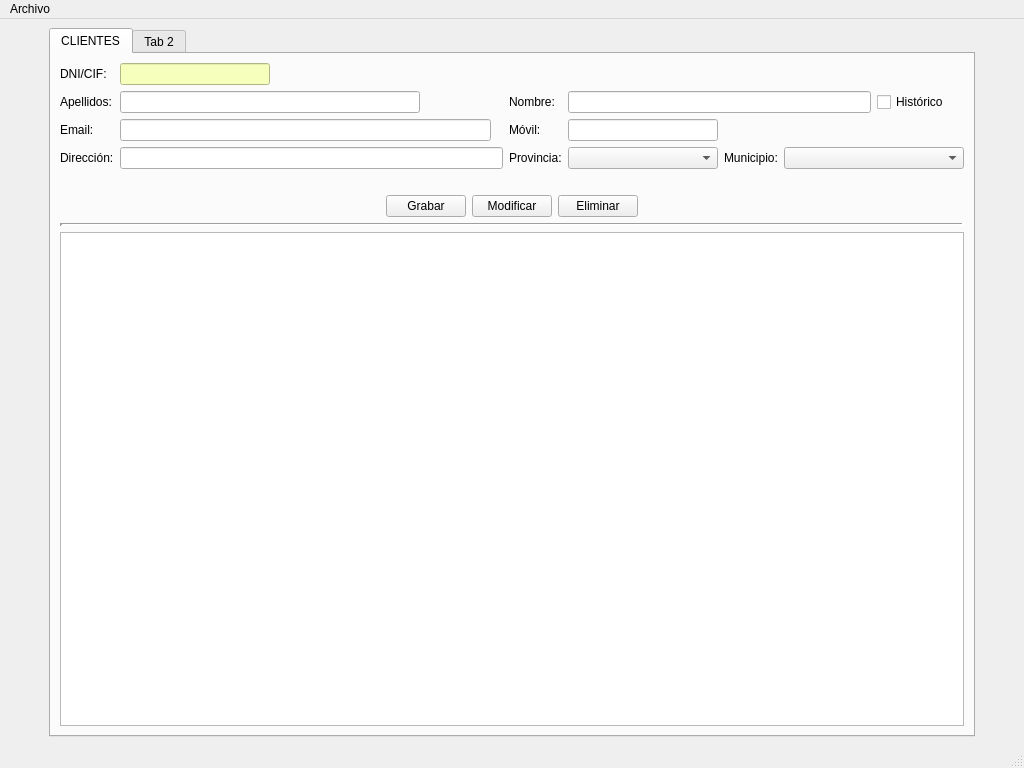
Jorgedehaz/DI, file venPrincipal.ui: the form before one commit.
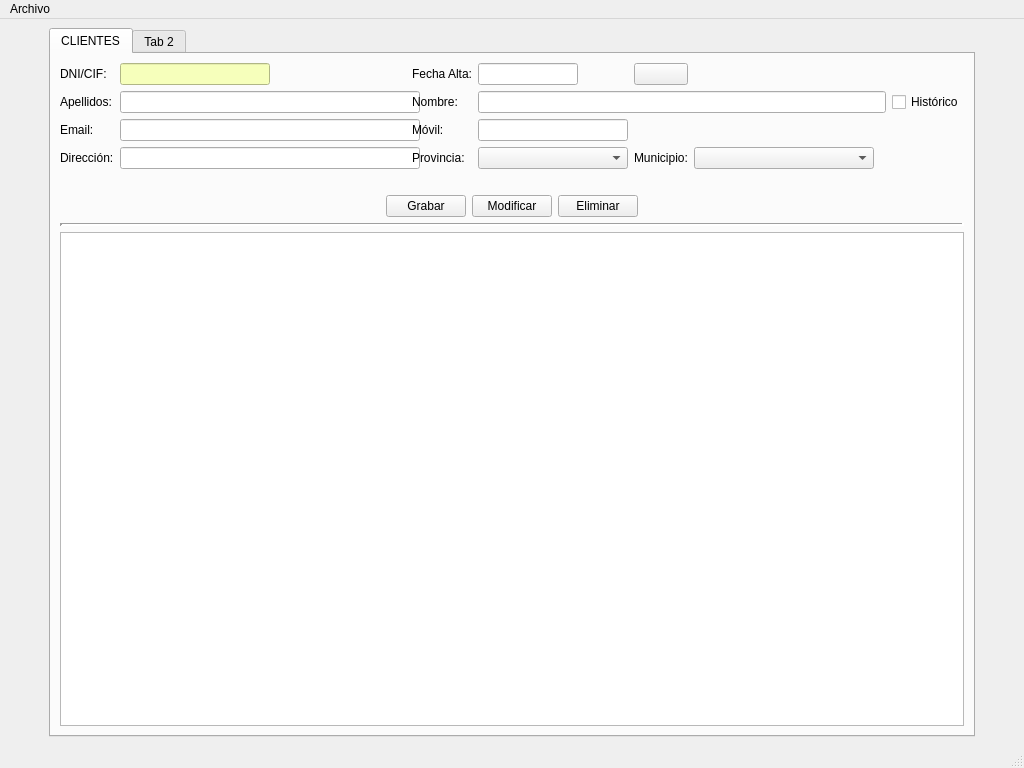
The form after the commit. Icons and pictures are not drawn.

The edit to the form file:
```diff
--- a/venPrincipal.ui
+++ b/venPrincipal.ui
@@ -21,7 +21,7 @@
   </property>
   <property name="windowIcon">
    <iconset>
-    <normaloff>img/iconoInmo.ico</normaloff>img/iconoInmo.ico</iconset>
+    <normaloff>../../../../.designer/backup/img/iconoInmo.ico</normaloff>../../../../.designer/backup/img/iconoInmo.ico</iconset>
   </property>
   <property name="layoutDirection">
    <enum>Qt::LeftToRight</enum>
@@ -90,33 +90,10 @@
        <layout class="QVBoxLayout" name="verticalLayout">
         <item>
          <layout class="QGridLayout" name="gridLayout_2">
-          <item row="2" column="0">
-           <widget class="QLabel" name="lblEmailcli">
+          <item row="0" column="0">
+           <widget class="QLabel" name="lblDni">
             <property name="text">
-             <string>Email:</string>
-            </property>
-           </widget>
-          </item>
-          <item row="1" column="5" colspan="3">
-           <widget class="QLineEdit" name="txtNomcli">
-            <property name="minimumSize">
-             <size>
-              <width>150</width>
-              <height>0</height>
-             </size>
-            </property>
-           </widget>
-          </item>
-          <item row="3" column="4">
-           <widget class="QLabel" name="lblProvcli">
-            <property name="minimumSize">
-             <size>
-              <width>0</width>
-              <height>0</height>
-             </size>
-            </property>
-            <property name="text">
-             <string>Provincia:</string>
+             <string>DNI/CIF:</string>
             </property>
            </widget>
           </item>
@@ -130,17 +107,7 @@
             </property>
            </widget>
           </item>
-          <item row="3" column="7" colspan="2">
-           <widget class="QComboBox" name="cmbMunicli">
-            <property name="minimumSize">
-             <size>
-              <width>180</width>
-              <height>0</height>
-             </size>
-            </property>
-           </widget>
-          </item>
-          <item row="3" column="5">
+          <item row="3" column="6">
            <widget class="QComboBox" name="cmbProvcli">
             <property name="minimumSize">
              <size>
@@ -150,17 +117,26 @@
             </property>
            </widget>
           </item>
-          <item row="3" column="6">
-           <widget class="QLabel" name="lblMunicli">
+          <item row="1" column="11">
+           <widget class="QCheckBox" name="chkHistoriacli">
             <property name="text">
-             <string>Municipio:</string>
+             <string>Histórico</string>
             </property>
            </widget>
           </item>
-          <item row="0" column="0">
-           <widget class="QLabel" name="lblDni">
-            <property name="text">
-             <string>DNI/CIF:</string>
+          <item row="1" column="1">
+           <widget class="QLineEdit" name="txtDnicli_2">
+            <property name="minimumSize">
+             <size>
+              <width>300</width>
+              <height>0</height>
+             </size>
+            </property>
+            <property name="maximumSize">
+             <size>
+              <width>300</width>
+              <height>16777215</height>
+             </size>
             </property>
            </widget>
           </item>
@@ -171,22 +147,6 @@
             </property>
            </widget>
           </item>
-          <item row="1" column="1">
-           <widget class="QLineEdit" name="txtDnicli_2">
-            <property name="minimumSize">
-             <size>
-              <width>300</width>
-              <height>0</height>
-             </size>
-            </property>
-            <property name="maximumSize">
-             <size>
-              <width>300</width>
-              <height>16777215</height>
-             </size>
-            </property>
-           </widget>
-          </item>
           <item row="0" column="1">
            <widget class="QLineEdit" name="txtDnicli">
             <property name="minimumSize">
@@ -204,19 +164,8 @@
             <property name="styleSheet">
              <string notr="true">background-color:rgb(246, 255, 187);</string>
             </property>
-           </widget>
-          </item>
-          <item row="1" column="8">
-           <widget class="QCheckBox" name="chkHistoriacli">
             <property name="text">
-             <string>Histórico</string>
-            </property>
-           </widget>
-          </item>
-          <item row="3" column="0">
-           <widget class="QLabel" name="lblDircli">
-            <property name="text">
-             <string>Dirección:</string>
+             <string/>
             </property>
            </widget>
           </item>
@@ -237,22 +186,6 @@
             </property>
            </widget>
           </item>
-          <item row="2" column="5">
-           <widget class="QLineEdit" name="txtMovilcli">
-            <property name="minimumSize">
-             <size>
-              <width>150</width>
-              <height>0</height>
-             </size>
-            </property>
-            <property name="maximumSize">
-             <size>
-              <width>150</width>
-              <height>16777215</height>
-             </size>
-            </property>
-           </widget>
-          </item>
           <item row="1" column="4">
            <widget class="QLabel" name="lblNomcli">
             <property name="text">
@@ -260,6 +193,119 @@
             </property>
            </widget>
           </item>
+          <item row="3" column="0">
+           <widget class="QLabel" name="lblDircli">
+            <property name="text">
+             <string>Dirección:</string>
+            </property>
+           </widget>
+          </item>
+          <item row="2" column="6">
+           <widget class="QLineEdit" name="txtMovilcli">
+            <property name="minimumSize">
+             <size>
+              <width>150</width>
+              <height>0</height>
+             </size>
+            </property>
+            <property name="maximumSize">
+             <size>
+              <width>150</width>
+              <height>16777215</height>
+             </size>
+            </property>
+           </widget>
+          </item>
+          <item row="2" column="0">
+           <widget class="QLabel" name="lblEmailcli">
+            <property name="text">
+             <string>Email:</string>
+            </property>
+           </widget>
+          </item>
+          <item row="1" column="6" colspan="5">
+           <widget class="QLineEdit" name="txtNomcli">
+            <property name="minimumSize">
+             <size>
+              <width>150</width>
+              <height>0</height>
+             </size>
+            </property>
+           </widget>
+          </item>
+          <item row="3" column="4">
+           <widget class="QLabel" name="lblProvcli">
+            <property name="minimumSize">
+             <size>
+              <width>0</width>
+              <height>0</height>
+             </size>
+            </property>
+            <property name="text">
+             <string>Provincia:</string>
+            </property>
+           </widget>
+          </item>
+          <item row="0" column="4">
+           <widget class="QLabel" name="lblAltacli">
+            <property name="text">
+             <string>Fecha Alta:</string>
+            </property>
+           </widget>
+          </item>
+          <item row="0" column="6">
+           <widget class="QLineEdit" name="txtAltacli">
+            <property name="minimumSize">
+             <size>
+              <width>80</width>
+              <height>0</height>
+             </size>
+            </property>
+            <property name="maximumSize">
+             <size>
+              <width>100</width>
+              <height>16777215</height>
+             </size>
+            </property>
+            <property name="alignment">
+             <set>Qt::AlignCenter</set>
+            </property>
+           </widget>
+          </item>
+          <item row="0" column="7">
+           <widget class="QPushButton" name="btnCalendarcli">
+            <property name="text">
+             <string/>
+            </property>
+            <property name="icon">
+             <iconset>
+              <normaloff>img/calendar.ico</normaloff>img/calendar.ico</iconset>
+            </property>
+            <property name="iconSize">
+             <size>
+              <width>24</width>
+              <height>24</height>
+             </size>
+            </property>
+           </widget>
+          </item>
+          <item row="3" column="7">
+           <widget class="QLabel" name="lblMunicli">
+            <property name="text">
+             <string>Municipio:</string>
+            </property>
+           </widget>
+          </item>
+          <item row="3" column="8">
+           <widget class="QComboBox" name="cmbMunicli">
+            <property name="minimumSize">
+             <size>
+              <width>180</width>
+              <height>0</height>
+             </size>
+            </property>
+           </widget>
+          </item>
          </layout>
         </item>
         <item>
```
